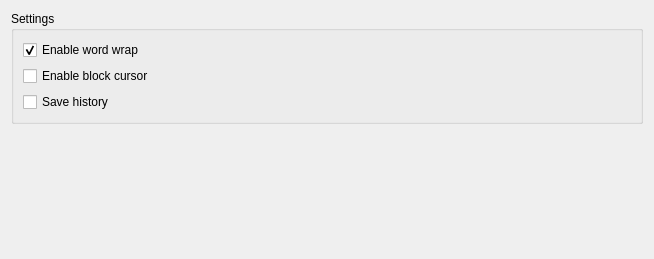
Above: src/Gui/PreferencePages/DlgSettingsPythonConsole.ui from southseact-3d/fcd before the change. Below: the same form after it.
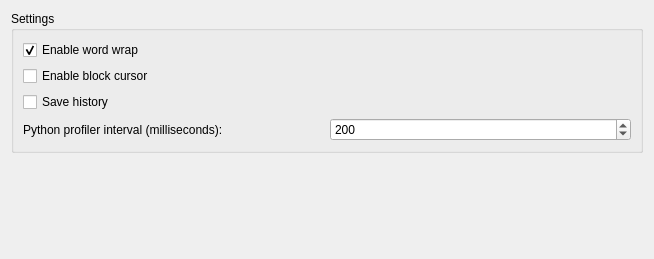
That is the form after the change. Custom widgets are drawn as their Qt base class.

Commit message: Made the interval that the Python profiler runs at configurable

Diff of the .ui file:
```diff
--- a/src/Gui/PreferencePages/DlgSettingsPythonConsole.ui
+++ b/src/Gui/PreferencePages/DlgSettingsPythonConsole.ui
@@ -78,6 +78,35 @@
         </property>
        </widget>
       </item>
+      <item row="3" column="0">
+       <widget class="QLabel" name="labelProfilerInterval">
+        <property name="text">
+         <string>Python profiler interval (milliseconds): </string>
+        </property>
+       </widget>
+      </item>
+      <item row="3" column="1">
+       <widget class="Gui::PrefSpinBox" name="ProfilerInterval">
+        <property name="toolTip">
+         <string>The interval at which the profiler runs when there's Python code running (to keep the GUI responding). Set to 0 to disable.</string>
+        </property>
+        <property name="minimum">
+         <number>0</number>
+        </property>
+        <property name="maximum">
+         <number>5000</number>
+        </property>
+        <property name="value">
+         <number>200</number>
+        </property>
+        <property name="prefEntry" stdset="0">
+         <cstring>ProfilerInterval</cstring>
+        </property>
+        <property name="prefPath" stdset="0">
+         <cstring>PythonConsole</cstring>
+        </property>
+       </widget>
+      </item>
      </layout>
     </widget>
    </item>
@@ -102,6 +131,11 @@
    <extends>QCheckBox</extends>
    <header>Gui/PrefWidgets.h</header>
   </customwidget>
+  <customwidget>
+   <class>Gui::PrefSpinBox</class>
+   <extends>QSpinBox</extends>
+   <header>Gui/PrefWidgets.h</header>
+  </customwidget>
  </customwidgets>
  <resources/>
  <connections/>
```
The commit also changes 6 other files.
